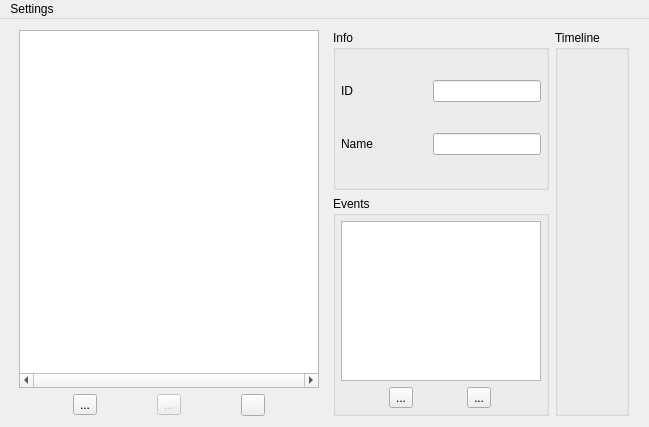
This is splash/mainwindow.ui in odencat/Splash as Qt 5 draws it before an edit. The edited form follows.
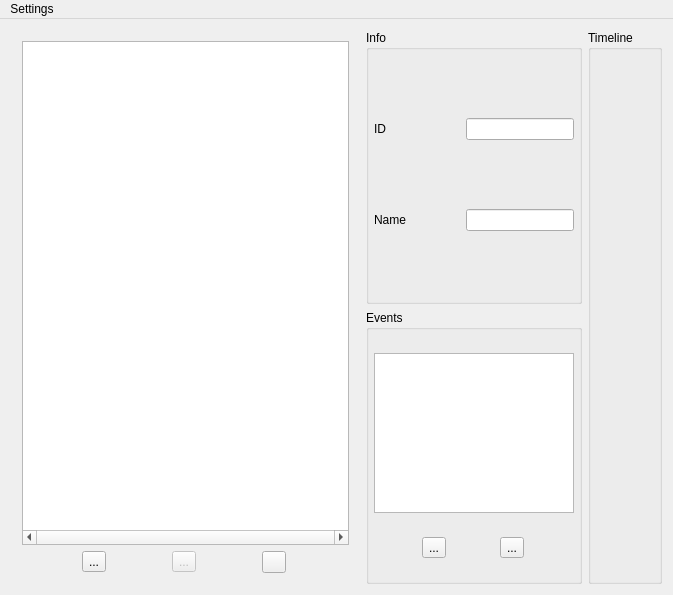
This is the edited form. Icons and pictures are not drawn.

Commit message: Update MainWindow layout

Patch:
```diff
--- a/splash/mainwindow.ui
+++ b/splash/mainwindow.ui
@@ -9,8 +9,8 @@
    <rect>
     <x>0</x>
     <y>0</y>
-    <width>649</width>
-    <height>427</height>
+    <width>673</width>
+    <height>595</height>
    </rect>
   </property>
   <property name="sizePolicy">
@@ -41,15 +41,14 @@
   <widget class="QWidget" name="centralWidget">
    <layout class="QHBoxLayout" name="horizontalLayout_2">
     <item>
-     <layout class="QVBoxLayout" name="sideBar">
-      <property name="sizeConstraint">
-       <enum>QLayout::SetNoConstraint</enum>
+     <widget class="QWidget" name="sideBar" native="true">
+      <property name="minimumSize">
+       <size>
+        <width>200</width>
+        <height>0</height>
+       </size>
       </property>
-      <item>
-       <layout class="QHBoxLayout" name="animationViewerContainer">
-        <property name="spacing">
-         <number>2</number>
-        </property>
+      <layout class="QVBoxLayout" name="verticalLayout_2">
         <item>
          <widget class="QTreeView" name="animationTreeView">
           <property name="sizePolicy">
@@ -96,8 +95,6 @@
           </attribute>
          </widget>
         </item>
-       </layout>
-      </item>
       <item>
        <layout class="QHBoxLayout" name="animationListControlContainer">
         <property name="sizeConstraint">
@@ -148,6 +145,7 @@
        </layout>
       </item>
      </layout>
+     </widget>
     </item>
     <item>
      <layout class="QVBoxLayout" name="animationDataContainer">
@@ -357,7 +355,7 @@
     <rect>
      <x>0</x>
      <y>0</y>
-     <width>649</width>
+     <width>673</width>
      <height>22</height>
     </rect>
    </property>
```
Lines whose indentation alone changed are shown as unchanged.
